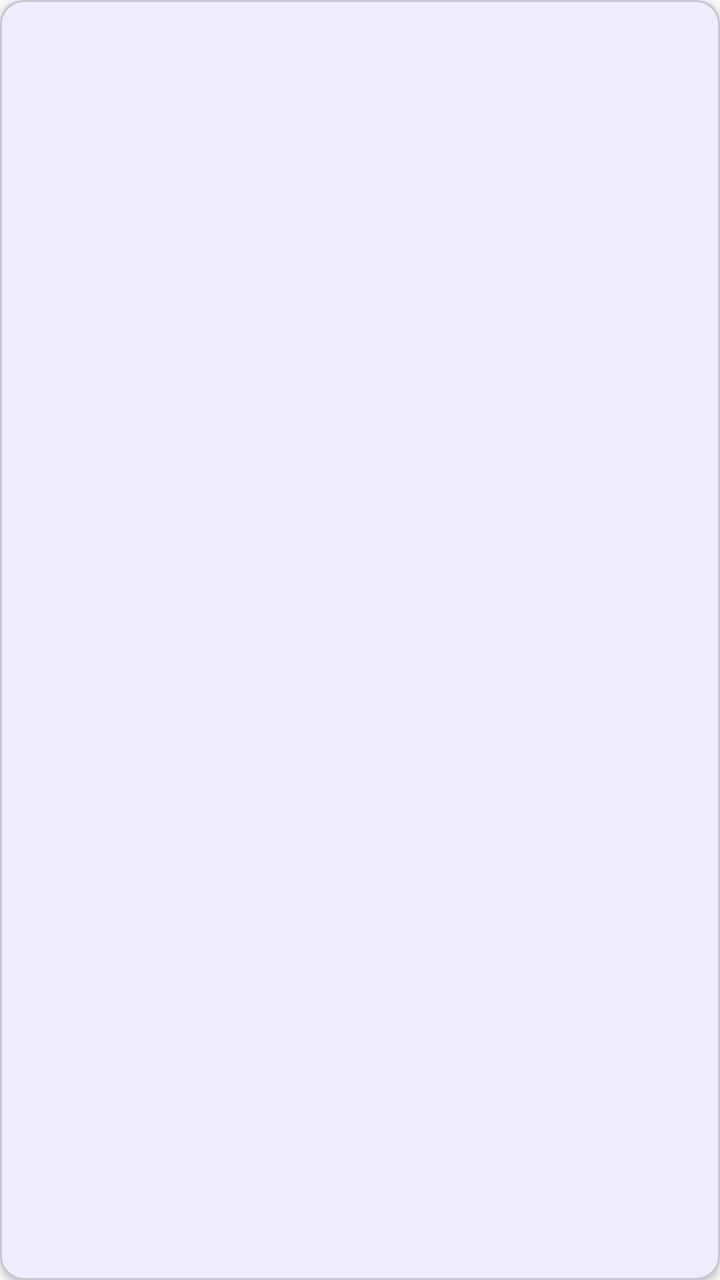
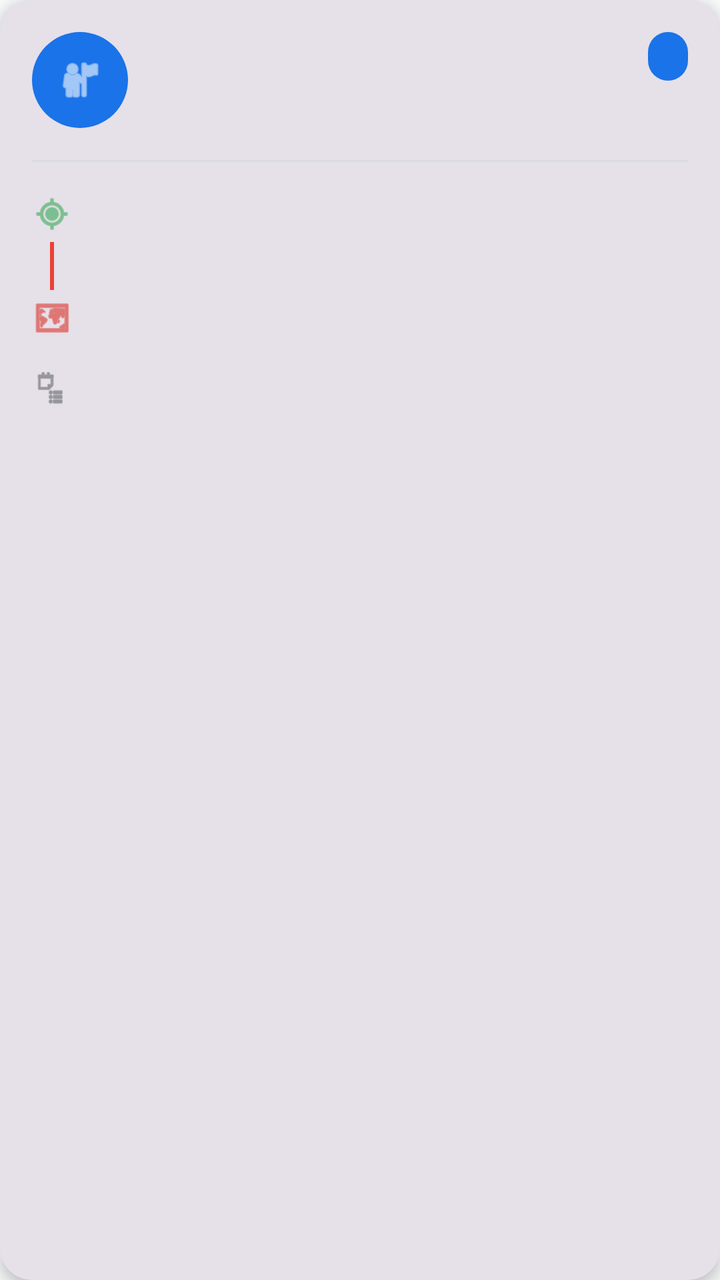

The first picture is an Android layout as it rendered before a commit; the second is the same layout after the commit. The layout source and the unified diff follow.
<!-- AndroidManifest.xml: application theme Theme.CarpoolApp -->
<!-- res/layout/item_viaje.xml -->
<?xml version="1.0" encoding="utf-8"?>
<com.google.android.material.card.MaterialCardView
    xmlns:android="http://schemas.android.com/apk/res/android"
    xmlns:app="http://schemas.android.com/apk/res-auto"
    android:layout_width="match_parent"
    android:layout_height="wrap_content"
    android:layout_marginBottom="12dp"
    app:cardCornerRadius="@dimen/corner_radius"
    app:cardElevation="@dimen/elevation_card"
    android:clickable="true"
    android:focusable="true"
    android:foreground="?attr/selectableItemBackground">

    <androidx.constraintlayout.widget.ConstraintLayout
        android:layout_width="match_parent"
        android:layout_height="wrap_content"
        android:padding="@dimen/margin_medium">

        <TextView
            android:id="@+id/tv_conductor"
            android:layout_width="0dp"
            android:layout_height="wrap_content"
            android:textSize="16sp"
            android:textStyle="bold"
            android:textColor="@color/text_primary"
            app:layout_constraintTop_toTopOf="parent"
            app:layout_constraintStart_toStartOf="parent"
            app:layout_constraintEnd_toStartOf="@id/tv_estado" />

        <TextView
            android:id="@+id/tv_estado"
            android:layout_width="wrap_content"
            android:layout_height="wrap_content"
            android:textSize="12sp"
            android:textStyle="bold"
            app:layout_constraintTop_toTopOf="parent"
            app:layout_constraintEnd_toEndOf="parent"
            android:paddingHorizontal="8dp"
            android:paddingVertical="2dp" />

        <TextView
            android:id="@+id/tv_ruta"
            android:layout_width="0dp"
            android:layout_height="wrap_content"
            android:textSize="14sp"
            android:textColor="@color/text_secondary"
            app:layout_constraintTop_toBottomOf="@id/tv_conductor"
            app:layout_constraintStart_toStartOf="parent"
            app:layout_constraintEnd_toEndOf="parent"
            android:layout_marginTop="4dp" />

        <TextView
            android:id="@+id/tv_asientos"
            android:layout_width="0dp"
            android:layout_height="wrap_content"
            android:textSize="12sp"
            android:textColor="@color/text_secondary"
            app:layout_constraintTop_toBottomOf="@id/tv_ruta"
            app:layout_constraintStart_toStartOf="parent"
            app:layout_constraintEnd_toEndOf="parent"
            android:layout_marginTop="4dp" />

    </androidx.constraintlayout.widget.ConstraintLayout>
</com.google.android.material.card.MaterialCardView>
<!-- resources referenced by this layout -->
<resources>
  <color name="text_primary">#FF202124</color>
  <color name="text_secondary">#FF5F6368</color>
  <dimen name="corner_radius">12dp</dimen>
  <dimen name="elevation_card">2dp</dimen>
  <dimen name="margin_medium">16dp</dimen>
  <style name="Theme.CarpoolApp" parent="Theme.Material3.DayNight.NoActionBar">
          <item name="colorPrimary">@color/primary</item>
          <item name="colorOnPrimary">@color/on_primary</item>
          <item name="colorPrimaryContainer">@color/primary_variant</item>
          <item name="colorSecondary">@color/secondary</item>
          <item name="colorOnSecondary">@color/on_secondary</item>
          <item name="colorError">@color/error</item>
          <item name="colorOnError">@color/on_error</item>
          <item name="android:colorBackground">@color/background</item>
          <item name="colorOnBackground">@color/on_background</item>
          <item name="colorOnSurface">@color/on_surface</item>
      </style>
  <color name="primary">#FF1A73E8</color>
  <color name="on_primary">#FFFFFFFF</color>
  <color name="primary_variant">#FF1557B0</color>
  <color name="secondary">#FF34A853</color>
  <color name="on_secondary">#FFFFFFFF</color>
  <color name="error">#FFD93025</color>
  <color name="on_error">#FFFFFFFF</color>
  <color name="background">#FFF8F9FA</color>
  <color name="on_background">#FF202124</color>
  <color name="on_surface">#FF202124</color>
</resources>

<!-- the commit's change to res/layout/item_viaje.xml (unified diff, before → after) -->
@@ -2,11 +2,13 @@
 <com.google.android.material.card.MaterialCardView
     xmlns:android="http://schemas.android.com/apk/res/android"
     xmlns:app="http://schemas.android.com/apk/res-auto"
+    xmlns:tools="http://schemas.android.com/tools"
     android:layout_width="match_parent"
     android:layout_height="wrap_content"
     android:layout_marginBottom="12dp"
-    app:cardCornerRadius="@dimen/corner_radius"
-    app:cardElevation="@dimen/elevation_card"
+    app:cardCornerRadius="16dp"
+    app:cardElevation="4dp"
+    app:strokeWidth="0dp"
     android:clickable="true"
     android:focusable="true"
     android:foreground="?attr/selectableItemBackground">
@@ -14,17 +16,30 @@
     <androidx.constraintlayout.widget.ConstraintLayout
         android:layout_width="match_parent"
         android:layout_height="wrap_content"
-        android:padding="@dimen/margin_medium">
+        android:padding="16dp">
+
+        <ImageView
+            android:id="@+id/iv_avatar"
+            android:layout_width="48dp"
+            android:layout_height="48dp"
+            android:background="@drawable/circle_avatar_background"
+            android:padding="12dp"
+            android:src="@android:drawable/ic_menu_myplaces"
+            app:tint="@color/on_primary"
+            app:layout_constraintTop_toTopOf="parent"
+            app:layout_constraintStart_toStartOf="parent"
+            tools:ignore="ContentDescription" />
 
         <TextView
             android:id="@+id/tv_conductor"
             android:layout_width="0dp"
             android:layout_height="wrap_content"
-            android:textSize="16sp"
+            android:textSize="18sp"
             android:textStyle="bold"
             android:textColor="@color/text_primary"
-            app:layout_constraintTop_toTopOf="parent"
-            app:layout_constraintStart_toStartOf="parent"
+            android:layout_marginStart="12dp"
+            app:layout_constraintTop_toTopOf="@id/iv_avatar"
+            app:layout_constraintStart_toEndOf="@id/iv_avatar"
             app:layout_constraintEnd_toStartOf="@id/tv_estado" />
 
         <TextView
@@ -33,32 +48,111 @@
             android:layout_height="wrap_content"
             android:textSize="12sp"
             android:textStyle="bold"
-            app:layout_constraintTop_toTopOf="parent"
-            app:layout_constraintEnd_toEndOf="parent"
-            android:paddingHorizontal="8dp"
-            android:paddingVertical="2dp" />
+            android:paddingHorizontal="10dp"
+            android:paddingVertical="4dp"
+            android:background="@drawable/bg_estado"
+            app:layout_constraintTop_toTopOf="@id/iv_avatar"
+            app:layout_constraintEnd_toEndOf="parent" />
 
         <TextView
-            android:id="@+id/tv_ruta"
+            android:id="@+id/tv_fecha"
             android:layout_width="0dp"
             android:layout_height="wrap_content"
-            android:textSize="14sp"
-            android:textColor="@color/text_secondary"
+            android:textSize="13sp"
+            android:textColor="@color/text_hint"
+            android:layout_marginStart="12dp"
             app:layout_constraintTop_toBottomOf="@id/tv_conductor"
+            app:layout_constraintStart_toEndOf="@id/iv_avatar"
+            app:layout_constraintEnd_toEndOf="parent" />
+
+        <View
+            android:id="@+id/divider"
+            android:layout_width="0dp"
+            android:layout_height="1dp"
+            android:background="@color/divider"
+            android:layout_marginTop="16dp"
+            app:layout_constraintTop_toBottomOf="@id/iv_avatar"
             app:layout_constraintStart_toStartOf="parent"
-            app:layout_constraintEnd_toEndOf="parent"
-            android:layout_marginTop="4dp" />
+            app:layout_constraintEnd_toEndOf="parent" />
+
+        <ImageView
+            android:id="@+id/iv_origen_icon"
+            android:layout_width="20dp"
+            android:layout_height="20dp"
+            android:src="@android:drawable/ic_menu_mylocation"
+            app:tint="@color/secondary"
+            android:layout_marginTop="16dp"
+            app:layout_constraintTop_toBottomOf="@id/divider"
+            app:layout_constraintStart_toStartOf="parent"
+            tools:ignore="ContentDescription" />
+
+        <TextView
+            android:id="@+id/tv_origen"
+            android:layout_width="0dp"
+            android:layout_height="wrap_content"
+            android:textSize="15sp"
+            android:textColor="@color/text_primary"
+            android:layout_marginStart="12dp"
+            app:layout_constraintTop_toTopOf="@id/iv_origen_icon"
+            app:layout_constraintStart_toEndOf="@id/iv_origen_icon"
+            app:layout_constraintEnd_toEndOf="parent" />
+
+        <View
+            android:id="@+id/route_line"
+            android:layout_width="2dp"
+            android:layout_height="24dp"
+            android:background="@color/route_line"
+            android:layout_marginStart="9dp"
+            android:layout_marginTop="4dp"
+            app:layout_constraintTop_toBottomOf="@id/iv_origen_icon"
+            app:layout_constraintStart_toStartOf="parent" />
+
+        <ImageView
+            android:id="@+id/iv_destino_icon"
+            android:layout_width="20dp"
+            android:layout_height="20dp"
+            android:src="@android:drawable/ic_menu_mapmode"
+            app:tint="@color/error"
+            android:layout_marginTop="4dp"
+            app:layout_constraintTop_toBottomOf="@id/route_line"
+            app:layout_constraintStart_toStartOf="parent"
+            tools:ignore="ContentDescription" />
+
+        <TextView
+            android:id="@+id/tv_destino"
+            android:layout_width="0dp"
+            android:layout_height="wrap_content"
+            android:textSize="15sp"
+            android:textColor="@color/text_primary"
+            android:layout_marginStart="12dp"
+            app:layout_constraintTop_toTopOf="@id/iv_destino_icon"
+            app:layout_constraintStart_toEndOf="@id/iv_destino_icon"
+            app:layout_constraintEnd_toEndOf="parent" />
+
+        <ImageView
+            android:id="@+id/iv_asientos_icon"
+            android:layout_width="18dp"
+            android:layout_height="18dp"
+            android:src="@android:drawable/ic_menu_agenda"
+            app:tint="@color/icon_tint"
+            android:layout_marginTop="16dp"
+            android:layout_marginBottom="4dp"
+            app:layout_constraintTop_toBottomOf="@id/iv_destino_icon"
+            app:layout_constraintBottom_toBottomOf="parent"
+            app:layout_constraintStart_toStartOf="parent"
+            tools:ignore="ContentDescription" />
 
         <TextView
             android:id="@+id/tv_asientos"
             android:layout_width="0dp"
             android:layout_height="wrap_content"
-            android:textSize="12sp"
+            android:textSize="14sp"
             android:textColor="@color/text_secondary"
-            app:layout_constraintTop_toBottomOf="@id/tv_ruta"
-            app:layout_constraintStart_toStartOf="parent"
-            app:layout_constraintEnd_toEndOf="parent"
-            android:layout_marginTop="4dp" />
+            android:layout_marginStart="8dp"
+            app:layout_constraintTop_toTopOf="@id/iv_asientos_icon"
+            app:layout_constraintBottom_toBottomOf="@id/iv_asientos_icon"
+            app:layout_constraintStart_toEndOf="@id/iv_asientos_icon"
+            app:layout_constraintEnd_toEndOf="parent" />
 
     </androidx.constraintlayout.widget.ConstraintLayout>
 </com.google.android.material.card.MaterialCardView>
<!-- resource entries referenced after the edit -->
@@ -1,10 +1,21 @@
 <!-- resources referenced by this layout -->
 <resources>
+  <color name="divider">#FFDADCE0</color>
   <color name="text_primary">#FF202124</color>
   <color name="text_secondary">#FF5F6368</color>
-  <dimen name="corner_radius">12dp</dimen>
-  <dimen name="elevation_card">2dp</dimen>
-  <dimen name="margin_medium">16dp</dimen>
+  <!-- drawable bg_estado (drawable) -->
+  <?xml version="1.0" encoding="utf-8"?>
+  <shape xmlns:android="http://schemas.android.com/apk/res/android"
+      android:shape="rectangle">
+      <corners android:radius="12dp" />
+      <solid android:color="@color/estado_programado" />
+  </shape>
+  <!-- drawable circle_avatar_background (drawable) -->
+  <?xml version="1.0" encoding="utf-8"?>
+  <shape xmlns:android="http://schemas.android.com/apk/res/android"
+      android:shape="oval">
+      <solid android:color="@color/primary" />
+  </shape>
   <style name="Theme.CarpoolApp" parent="Theme.Material3.DayNight.NoActionBar">
           <item name="colorPrimary">@color/primary</item>
           <item name="colorOnPrimary">@color/on_primary</item>
@@ -16,16 +27,26 @@
           <item name="android:colorBackground">@color/background</item>
           <item name="colorOnBackground">@color/on_background</item>
           <item name="colorOnSurface">@color/on_surface</item>
+          <item name="materialCardViewStyle">@style/Widget.CarpoolApp.Card</item>
       </style>
+  <color name="estado_programado">#FF1A73E8</color>
   <color name="primary">#FF1A73E8</color>
   <color name="on_primary">#FFFFFFFF</color>
+  <color name="route_line">#FFEA4335</color>
   <color name="primary_variant">#FF1557B0</color>
   <color name="secondary">#FF34A853</color>
+  <color name="text_hint">#9AA0A6</color>
   <color name="on_secondary">#FFFFFFFF</color>
   <color name="error">#FFD93025</color>
+  <color name="icon_tint">#FF5F6368</color>
   <color name="on_error">#FFFFFFFF</color>
   <color name="background">#FFF8F9FA</color>
   <color name="on_background">#FF202124</color>
   <color name="on_surface">#FF202124</color>
+  <style name="Widget.CarpoolApp.Card" parent="Widget.Material3.CardView.Filled">
+          <item name="cardCornerRadius">16dp</item>
+          <item name="cardElevation">2dp</item>
+          <item name="strokeWidth">0dp</item>
+      </style>
 </resources>
 
